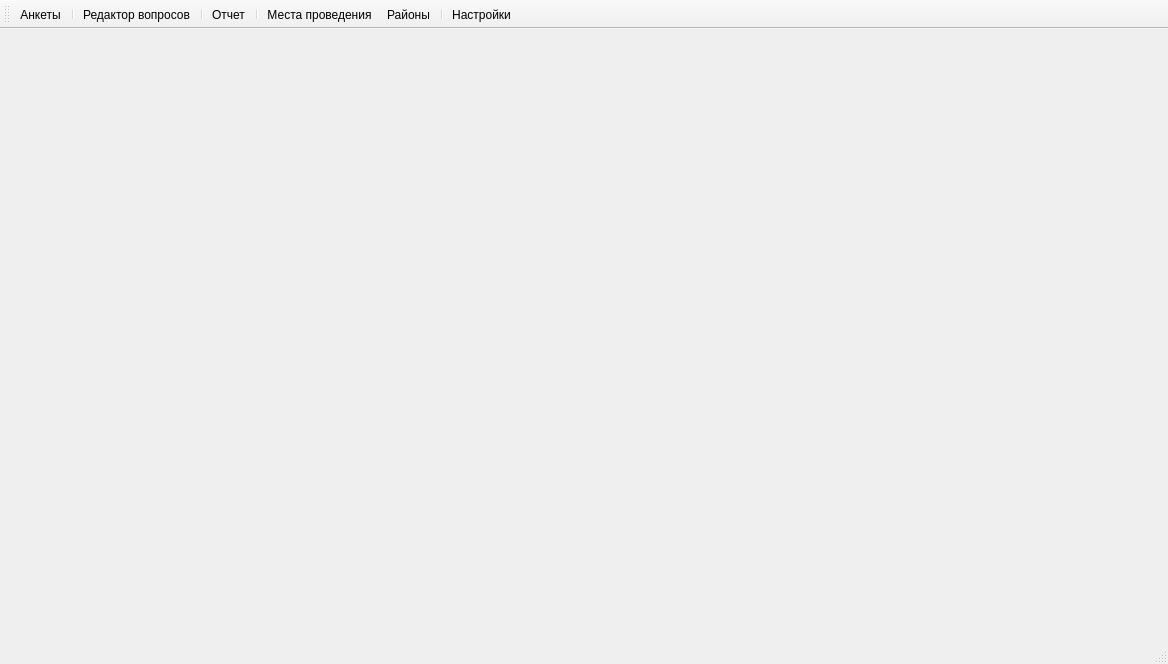
Qt form mainwindow.ui (GorINIch73/questionnaire) before a commit.
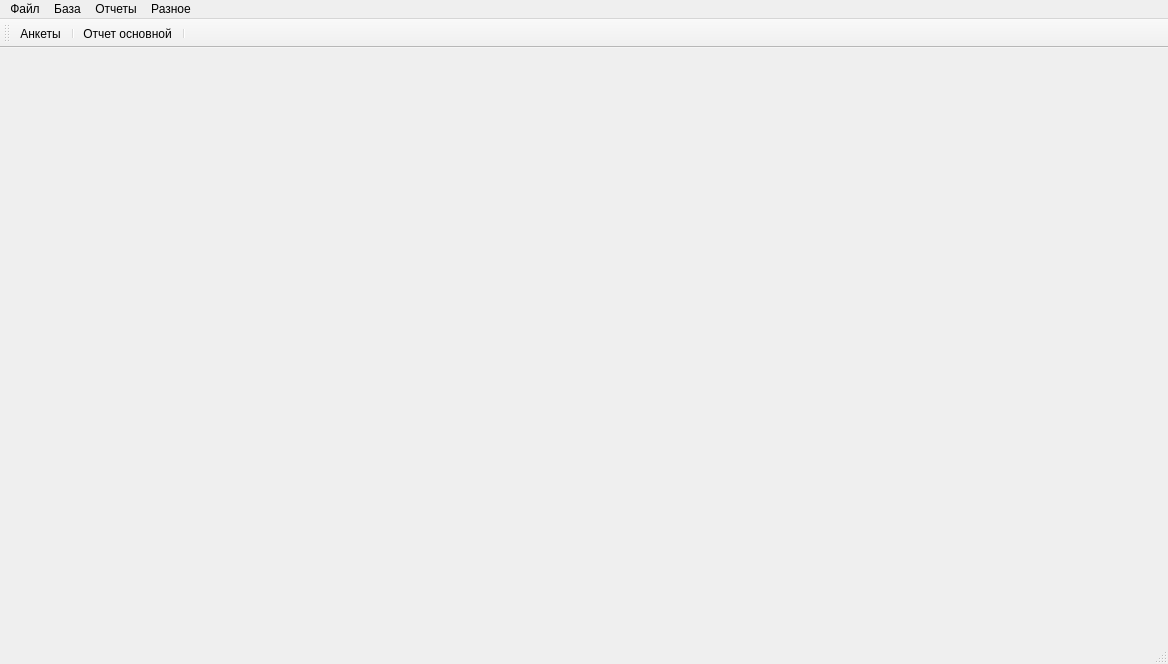
The same form after that commit.

The edit to the form file:
```diff
--- a/mainwindow.ui
+++ b/mainwindow.ui
@@ -36,6 +36,47 @@
      <height>21</height>
     </rect>
    </property>
+   <widget class="QMenu" name="menuBase">
+    <property name="title">
+     <string>Файл</string>
+    </property>
+    <addaction name="actionOpenBase"/>
+    <addaction name="actionCloseBase"/>
+    <addaction name="actionSaveAs"/>
+    <addaction name="separator"/>
+    <addaction name="actionNewBase"/>
+    <addaction name="separator"/>
+    <addaction name="actionExit"/>
+   </widget>
+   <widget class="QMenu" name="menuBase_2">
+    <property name="title">
+     <string>База</string>
+    </property>
+    <addaction name="actionQuestionnaire"/>
+    <addaction name="separator"/>
+    <addaction name="actionPlace"/>
+    <addaction name="actionRegion"/>
+    <addaction name="actionEditQuestions"/>
+   </widget>
+   <widget class="QMenu" name="menuRepotr">
+    <property name="title">
+     <string>Отчеты</string>
+    </property>
+    <addaction name="actionReportMain"/>
+    <addaction name="actionReportS"/>
+   </widget>
+   <widget class="QMenu" name="menuSettings">
+    <property name="title">
+     <string>Разное</string>
+    </property>
+    <addaction name="actionSettings"/>
+    <addaction name="separator"/>
+    <addaction name="actionAbout"/>
+   </widget>
+   <addaction name="menuBase"/>
+   <addaction name="menuBase_2"/>
+   <addaction name="menuRepotr"/>
+   <addaction name="menuSettings"/>
   </widget>
   <widget class="QStatusBar" name="statusbar"/>
   <widget class="QToolBar" name="toolBar">
@@ -50,16 +91,13 @@
    </attribute>
    <addaction name="actionQuestionnaire"/>
    <addaction name="separator"/>
-   <addaction name="actionEditQuestions"/>
-   <addaction name="separator"/>
    <addaction name="actionReportMain"/>
    <addaction name="separator"/>
-   <addaction name="actionPlace"/>
-   <addaction name="actionRegion"/>
-   <addaction name="separator"/>
-   <addaction name="actionSettings"/>
   </widget>
   <action name="actionQuestionnaire">
+   <property name="enabled">
+    <bool>true</bool>
+   </property>
    <property name="text">
     <string>Анкеты</string>
    </property>
@@ -101,7 +139,7 @@
   </action>
   <action name="actionReportMain">
    <property name="text">
-    <string>Отчет</string>
+    <string>Отчет основной</string>
    </property>
    <property name="toolTip">
     <string>Отчет по анкетам</string>
```
Left out of the diff: 50 changed lines with no effect on the pictures.
